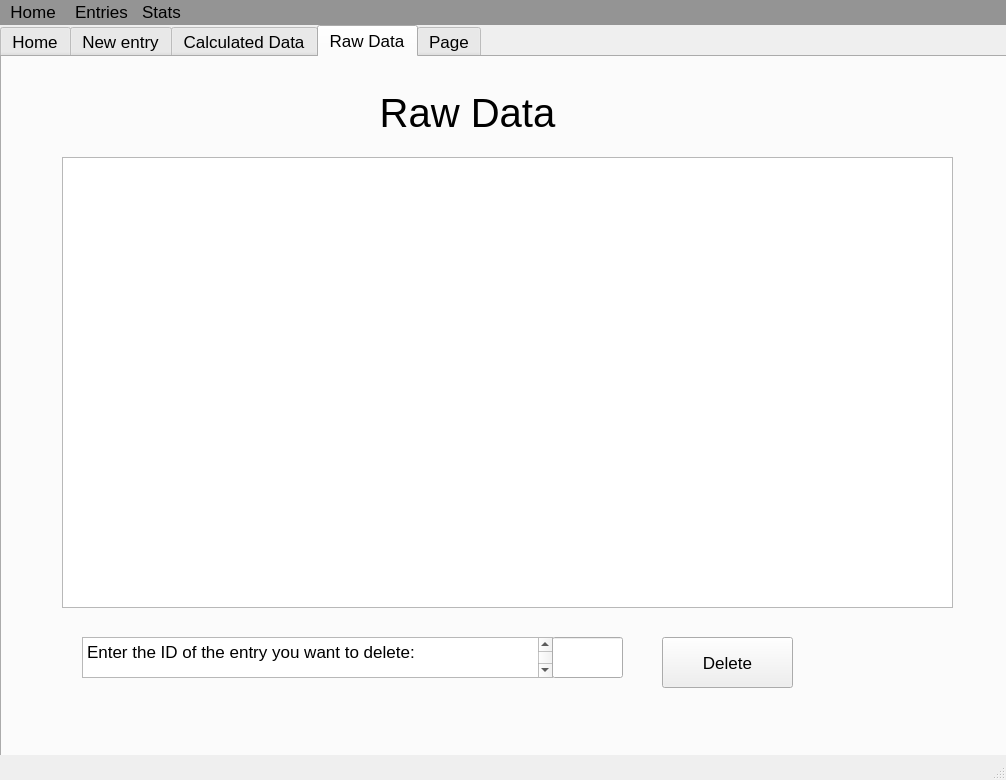
The window that ValetTracker.ui (Jcstegall/Service-Worker-Shift-tracker) describes before a commit, drawn with Qt 5.
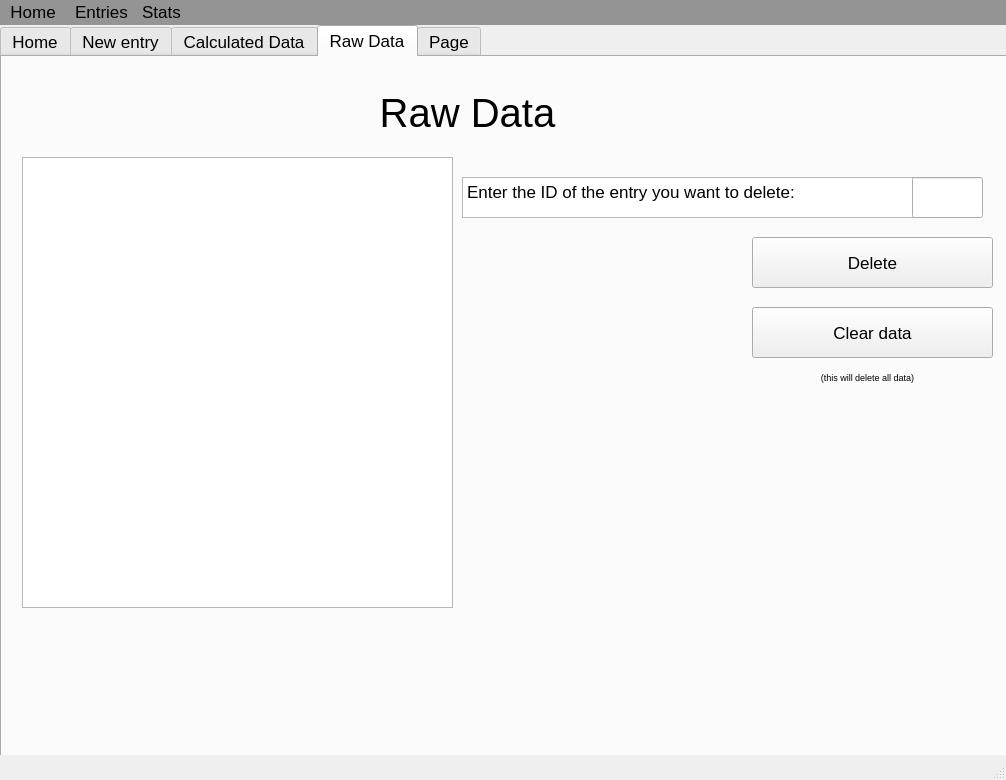
The same window after the commit. The open tabs and pages were chosen to show the change.

The edit to the form file:
```diff
--- a/ValetTracker.ui
+++ b/ValetTracker.ui
@@ -569,9 +569,9 @@
      <widget class="QTextBrowser" name="textBrowser_raw_data">
       <property name="geometry">
        <rect>
-        <x>60</x>
+        <x>20</x>
         <y>100</y>
-        <width>891</width>
+        <width>431</width>
         <height>451</height>
        </rect>
       </property>
@@ -579,8 +579,8 @@
      <widget class="QTextBrowser" name="textBrowser_2">
       <property name="geometry">
        <rect>
-        <x>80</x>
-        <y>580</y>
+        <x>460</x>
+        <y>120</y>
         <width>471</width>
         <height>41</height>
        </rect>
@@ -598,8 +598,8 @@
      <widget class="QLineEdit" name="lineEdit_delete_id">
       <property name="geometry">
        <rect>
-        <x>550</x>
-        <y>580</y>
+        <x>910</x>
+        <y>120</y>
         <width>71</width>
         <height>41</height>
        </rect>
@@ -608,9 +608,9 @@
      <widget class="QPushButton" name="btn_delete">
       <property name="geometry">
        <rect>
-        <x>660</x>
-        <y>580</y>
-        <width>131</width>
+        <x>750</x>
+        <y>180</y>
+        <width>241</width>
         <height>51</height>
        </rect>
       </property>
@@ -618,6 +618,43 @@
        <string>Delete</string>
       </property>
      </widget>
+     <widget class="QPushButton" name="btn_clear">
+      <property name="geometry">
+       <rect>
+        <x>750</x>
+        <y>250</y>
+        <width>241</width>
+        <height>51</height>
+       </rect>
+      </property>
+      <property name="text">
+       <string>Clear data</string>
+      </property>
+     </widget>
+     <widget class="QLabel" name="label_19">
+      <property name="geometry">
+       <rect>
+        <x>780</x>
+        <y>310</y>
+        <width>171</width>
+        <height>21</height>
+       </rect>
+      </property>
+      <property name="font">
+       <font>
+        <pointsize>7</pointsize>
+       </font>
+      </property>
+      <property name="text">
+       <string>(this will delete all data)</string>
+      </property>
+      <property name="alignment">
+       <set>Qt::AlignCenter</set>
+      </property>
+      <property name="wordWrap">
+       <bool>false</bool>
+      </property>
+     </widget>
     </widget>
     <widget class="QWidget" name="tab_4">
      <attribute name="title">
```
Left out of the diff: 6 changed lines with no effect on the pictures.
